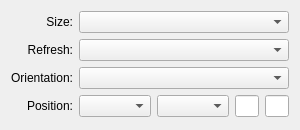
Before: the Qt Designer form kcontrol/randr/outputconfigbase.ui in mgottschlag/kwin-tiling, drawn with Qt 5.
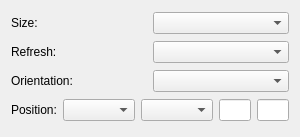
After: the same form once the commit is applied.

Commit message:
r1008601 | pino | 2009-08-08 02:29:56 +0200 (Sat, 08 Aug 2009) | 5 lines
- move the refresh rate combobox in an own row
- move the rotation combobox next to its label
- add buddies
- remove extra size policies

The edit to the form file:
```diff
--- a/kcontrol/randr/outputconfigbase.ui
+++ b/kcontrol/randr/outputconfigbase.ui
@@ -1,13 +1,13 @@
 <?xml version="1.0" encoding="UTF-8"?>
 <ui version="4.0">
  <class>OutputConfigBase</class>
- <widget class="QWidget" name="OutputConfigBase">
-  <property name="geometry">
+ <widget class="QWidget" name="OutputConfigBase" >
+  <property name="geometry" >
    <rect>
     <x>0</x>
     <y>0</y>
     <width>300</width>
-    <height>130</height>
+    <height>137</height>
    </rect>
   </property>
   <property name="sizePolicy">
@@ -25,103 +25,94 @@
   <property name="windowTitle">
    <string>Output Config</string>
   </property>
-  <layout class="QGridLayout" name="gridLayout">
-   <item row="0" column="0">
-    <widget class="QLabel" name="label_2">
-     <property name="text">
+  <layout class="QGridLayout" >
+   <item row="0" column="0" >
+    <layout class="QHBoxLayout" >
+     <item>
+      <widget class="QLabel" name="label_2" >
+       <property name="text" >
       <string>Size:</string>
      </property>
-     <property name="alignment">
-      <set>Qt::AlignRight|Qt::AlignTrailing|Qt::AlignVCenter</set>
-     </property>
-     <property name="buddy">
+       <property name="buddy" >
       <cstring>sizeCombo</cstring>
      </property>
     </widget>
    </item>
-   <item row="0" column="1" colspan="4">
-    <widget class="QComboBox" name="sizeCombo"/>
-   </item>
-   <item row="1" column="0">
-    <widget class="QLabel" name="rateLabel">
-     <property name="text">
+     <item>
+      <widget class="QComboBox" name="sizeCombo" />
+     </item>
+    </layout>
+   </item>
+   <item row="1" column="0" >
+    <layout class="QHBoxLayout" >
+     <item>
+      <widget class="QLabel" name="rateLabel" >
+       <property name="text" >
       <string>Refresh:</string>
      </property>
-     <property name="alignment">
-      <set>Qt::AlignRight|Qt::AlignTrailing|Qt::AlignVCenter</set>
-     </property>
-     <property name="buddy">
+       <property name="buddy" >
       <cstring>refreshCombo</cstring>
      </property>
     </widget>
    </item>
-   <item row="1" column="1" colspan="4">
-    <widget class="QComboBox" name="refreshCombo"/>
-   </item>
-   <item row="2" column="0">
-    <widget class="QLabel" name="orientationLabel">
-     <property name="text">
+     <item>
+      <widget class="QComboBox" name="refreshCombo" />
+     </item>
+    </layout>
+   </item>
+   <item row="2" column="0" >
+    <layout class="QHBoxLayout" >
+     <item>
+      <widget class="QLabel" name="orientationLabel" >
+       <property name="text" >
       <string>Orientation:</string>
      </property>
-     <property name="alignment">
-      <set>Qt::AlignRight|Qt::AlignTrailing|Qt::AlignVCenter</set>
-     </property>
-     <property name="buddy">
+       <property name="buddy" >
       <cstring>orientationCombo</cstring>
      </property>
     </widget>
    </item>
-   <item row="2" column="1" colspan="4">
-    <widget class="QComboBox" name="orientationCombo"/>
-   </item>
-   <item row="3" column="0">
-    <widget class="QLabel" name="positionLabel">
-     <property name="text">
+     <item>
+      <widget class="QComboBox" name="orientationCombo" />
+     </item>
+    </layout>
+   </item>
+   <item row="3" column="0" >
+    <layout class="QHBoxLayout" >
+     <item>
+      <widget class="QLabel" name="positionLabel" >
+       <property name="text" >
       <string comment="Position of the screen">Position:</string>
      </property>
-     <property name="alignment">
-      <set>Qt::AlignRight|Qt::AlignTrailing|Qt::AlignVCenter</set>
-     </property>
-    </widget>
-   </item>
-   <item row="3" column="1">
-    <widget class="QComboBox" name="positionCombo">
-     <property name="sizePolicy">
-      <sizepolicy hsizetype="Minimum" vsizetype="Fixed">
+      </widget>
+     </item>
+     <item>
+      <widget class="QComboBox" name="positionCombo" >
+       <property name="sizePolicy" >
+        <sizepolicy vsizetype="Fixed" hsizetype="Minimum" >
        <horstretch>0</horstretch>
        <verstretch>0</verstretch>
       </sizepolicy>
      </property>
     </widget>
    </item>
-   <item row="3" column="2">
-    <widget class="QComboBox" name="positionOutputCombo">
-     <property name="sizePolicy">
-      <sizepolicy hsizetype="Minimum" vsizetype="Fixed">
+     <item>
+      <widget class="QComboBox" name="positionOutputCombo" >
+       <property name="sizePolicy" >
+        <sizepolicy vsizetype="Fixed" hsizetype="Minimum" >
        <horstretch>0</horstretch>
        <verstretch>0</verstretch>
       </sizepolicy>
      </property>
     </widget>
    </item>
-   <item row="3" column="3">
-    <widget class="QLineEdit" name="absolutePosX"/>
-   </item>
-   <item row="3" column="4">
-    <widget class="QLineEdit" name="absolutePosY"/>
-   </item>
-   <item row="4" column="2">
-    <spacer name="verticalSpacer">
-     <property name="orientation">
-      <enum>Qt::Vertical</enum>
-     </property>
-     <property name="sizeHint" stdset="0">
-      <size>
-       <width>20</width>
-       <height>0</height>
-      </size>
-     </property>
-    </spacer>
+     <item>
+      <widget class="QLineEdit" name="absolutePosX" />
+     </item>
+     <item>
+      <widget class="QLineEdit" name="absolutePosY" />
+     </item>
+    </layout>
    </item>
   </layout>
  </widget>
```
Left out of the diff: 11 changed lines with no effect on the pictures. Lines whose indentation alone changed are shown as unchanged.
